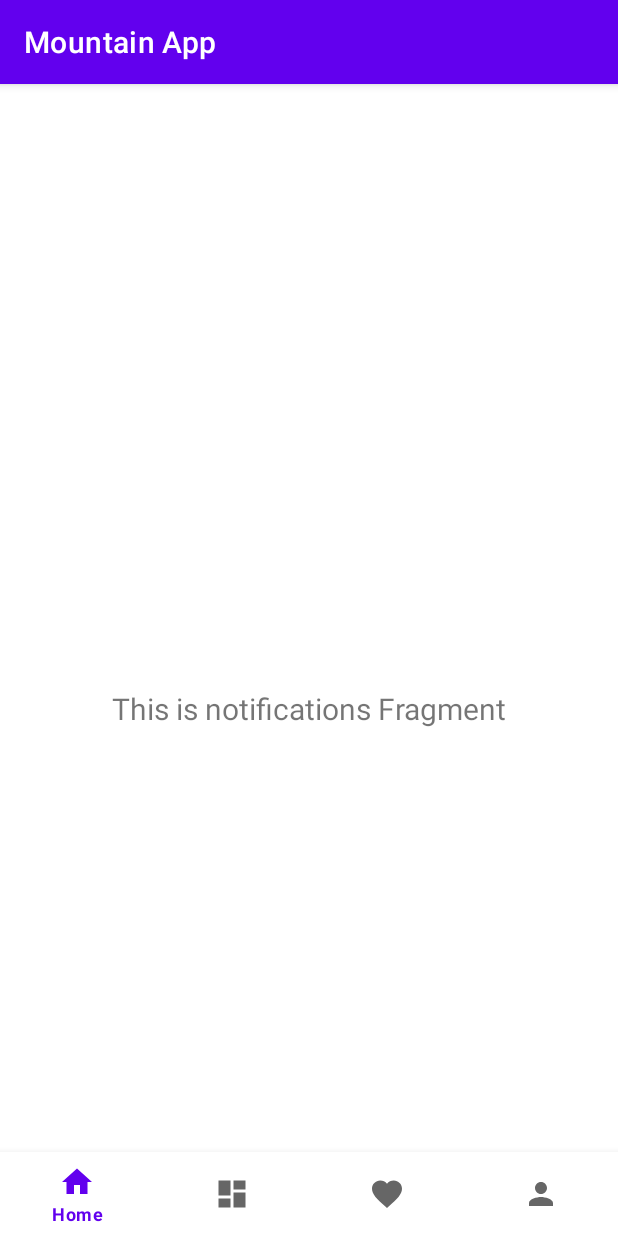
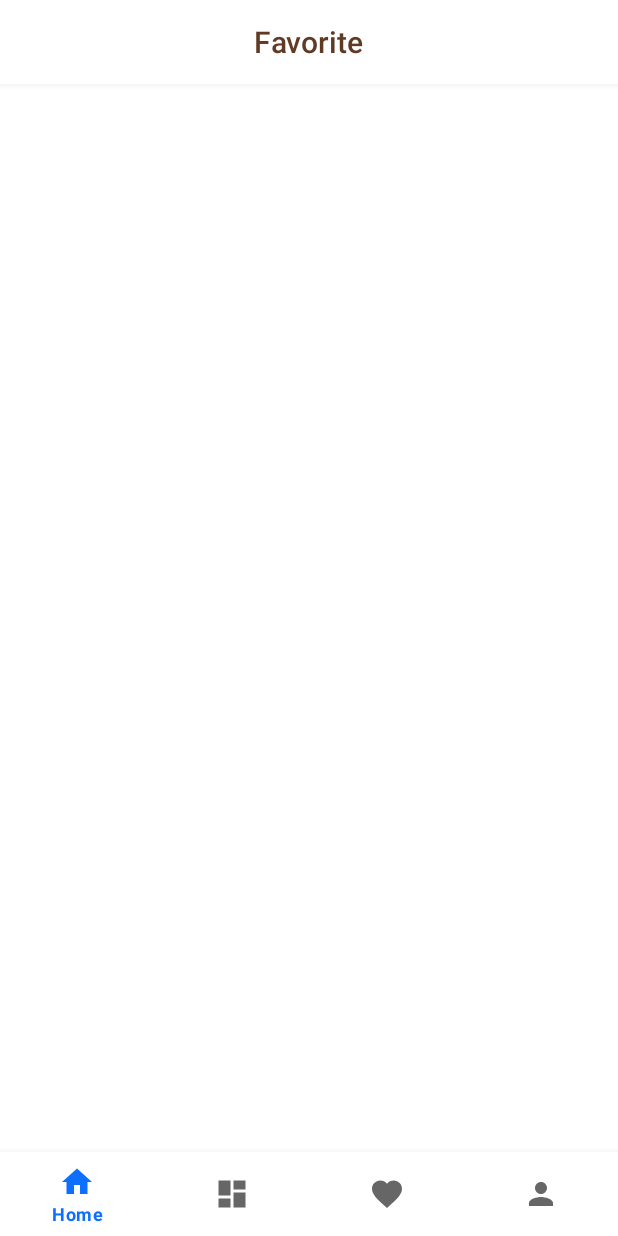
Before and after one commit to fadlinaufal06/Mountain-App, an Android app: the FavoriteFragment screen opened through its navigation route, on a phone screen of 412 x 824 dp. Run offline under Robolectric (Android 15) with nearby library versions, the phone set to English and light mode, and no system bars; our stand-ins replace navigation-ui; 1 statement that could not run was skipped.

Commit message:
Apply Theme, Adding Toolbar

```diff
--- a/app/src/main/java/com/bangkit/mountainapp/ui/favorite/FavoriteFragment.kt
+++ b/app/src/main/java/com/bangkit/mountainapp/ui/favorite/FavoriteFragment.kt
@@ -5,9 +5,11 @@ import android.view.LayoutInflater
 import android.view.View
 import android.view.ViewGroup
 import android.widget.TextView
+import androidx.appcompat.app.AppCompatActivity
 import androidx.fragment.app.Fragment
 import androidx.lifecycle.ViewModelProvider
 import com.bangkit.mountainapp.databinding.FragmentFavoriteBinding
+import java.util.*
 
 
 class FavoriteFragment : Fragment() {
@@ -24,16 +26,23 @@ class FavoriteFragment : Fragment() {
         savedInstanceState: Bundle?
     ): View {
         val notificationsViewModel =
-            ViewModelProvider(this).get(FavoriteViewModel::class.java)
+            ViewModelProvider(this)[FavoriteViewModel::class.java]
 
         _binding = FragmentFavoriteBinding.inflate(inflater, container, false)
         val root: View = binding.root
 
-        val textView: TextView = binding.textNotifications
-        notificationsViewModel.text.observe(viewLifecycleOwner) {
-            textView.text = it
-        }
+
         return root
+    }
+
+    override fun onViewCreated(view: View, savedInstanceState: Bundle?) {
+        super.onViewCreated(view, savedInstanceState)
+        setupView()
+    }
+
+    private fun setupView() {
+
+
     }
 
     override fun onDestroyView() {
--- a/app/src/main/java/com/bangkit/mountainapp/ui/dashboard/FeedViewModel.kt
+++ b/app/src/main/java/com/bangkit/mountainapp/ui/feeds/FeedViewModel.kt
@@ -1,4 +1,4 @@
-package com.bangkit.mountainapp.ui.dashboard
+package com.bangkit.mountainapp.ui.feeds
 
 import androidx.lifecycle.LiveData
 import androidx.lifecycle.MutableLiveData
--- a/app/src/main/java/com/bangkit/mountainapp/ui/mainactivity/MainActivity.kt
+++ b/app/src/main/java/com/bangkit/mountainapp/ui/mainactivity/MainActivity.kt
@@ -3,6 +3,7 @@ package com.bangkit.mountainapp.ui.mainactivity
 import android.content.Context
 import android.content.Intent
 import android.os.Bundle
+import android.view.Window
 import androidx.appcompat.app.AppCompatActivity
 import androidx.datastore.core.DataStore
 import androidx.datastore.preferences.core.Preferences
@@ -29,13 +30,18 @@ class MainActivity : AppCompatActivity() {
 
     override fun onCreate(savedInstanceState: Bundle?) {
         super.onCreate(savedInstanceState)
-
+        setupView()
         binding = ActivityMainBinding.inflate(layoutInflater)
         setContentView(binding.root)
 
         setupViewModel()
         checkIsLogin()
 
+    }
+
+    private fun setupView() {
+        requestWindowFeature(Window.FEATURE_NO_TITLE)
+        supportActionBar?.hide()
     }
 
     private fun setupViewModel() {
--- /dev/null
+++ b/app/src/main/res/drawable/toolbar_dropshadow.xml
@@ -0,0 +1,9 @@
+<?xml version="1.0" encoding="utf-8"?>
+<shape xmlns:android="http://schemas.android.com/apk/res/android"
+    android:shape="rectangle">
+
+    <gradient android:startColor="@android:color/transparent"
+        android:endColor="#F4F4F4"
+        android:angle="90"/>
+
+</shape>
--- a/app/src/main/res/layout/activity_main.xml
+++ b/app/src/main/res/layout/activity_main.xml
@@ -3,8 +3,7 @@
     xmlns:app="http://schemas.android.com/apk/res-auto"
     android:id="@+id/container"
     android:layout_width="match_parent"
-    android:layout_height="match_parent"
-    android:paddingTop="?attr/actionBarSize">
+    android:layout_height="match_parent">
 
     <com.google.android.material.bottomnavigation.BottomNavigationView
         android:id="@+id/nav_view"
--- a/app/src/main/res/layout/fragment_favorite.xml
+++ b/app/src/main/res/layout/fragment_favorite.xml
@@ -6,18 +6,33 @@
     android:layout_height="match_parent"
     tools:context=".ui.favorite.FavoriteFragment">
 
-    <TextView
-        android:id="@+id/text_notifications"
+
+    <androidx.appcompat.widget.Toolbar
+        android:id="@+id/toolbar_feeds"
         android:layout_width="match_parent"
         android:layout_height="wrap_content"
-        android:layout_marginStart="8dp"
-        android:layout_marginTop="8dp"
-        android:layout_marginEnd="8dp"
-        android:textAlignment="center"
-        android:textSize="20sp"
-        android:text="Halaman Favorite"
-        app:layout_constraintBottom_toBottomOf="parent"
+        app:elevation="5dp"
+        android:minHeight="?android:attr/actionBarSize"
         app:layout_constraintEnd_toEndOf="parent"
+        app:layout_constraintHorizontal_bias="1.0"
         app:layout_constraintStart_toStartOf="parent"
-        app:layout_constraintTop_toTopOf="parent" />
+        app:layout_constraintTop_toTopOf="parent">
+
+        <TextView
+            style="@style/TextAppearance.AppCompat.Widget.ActionBar.Title"
+            android:layout_width="wrap_content"
+            android:layout_height="wrap_content"
+            android:layout_gravity="center"
+            android:text="@string/title_favorite"
+            android:textColor="@color/van_dyke_brown"
+            android:textSize="20sp" />
+    </androidx.appcompat.widget.Toolbar>
+
+    <View
+        android:layout_width="match_parent"
+        android:layout_height="4dp"
+        android:background="@drawable/toolbar_dropshadow"
+        app:layout_constraintEnd_toEndOf="@+id/toolbar_feeds"
+        app:layout_constraintStart_toStartOf="@+id/toolbar_feeds"
+        app:layout_constraintTop_toBottomOf="@+id/toolbar_feeds" />
 </androidx.constraintlayout.widget.ConstraintLayout>
--- a/app/src/main/res/navigation/mobile_navigation.xml
+++ b/app/src/main/res/navigation/mobile_navigation.xml
@@ -13,7 +13,7 @@
 
     <fragment
         android:id="@+id/navigation_feeds"
-        android:name="com.bangkit.mountainapp.ui.dashboard.FeedFragment"
+        android:name="com.bangkit.mountainapp.ui.feeds.FeedFragment"
         android:label="@string/title_feeds"
         tools:layout="@layout/fragment_feeds" />
 
--- a/app/src/main/res/values/colors.xml
+++ b/app/src/main/res/values/colors.xml
@@ -16,6 +16,7 @@
     <color name="blue_sky">#CBEAFF</color>
     <color name="pale_cornflower_blue">#A7D4F2</color>
     <color name="aero">#7EB9E5</color>
+    <color name="braindeis_blue">#0D6FFD</color>
     <color name="aquamarine">#7EF5BA</color>
     <color name="ocean_green">#40C88D</color>
     <color name="illuminating_emerald">#2B9F67</color>
--- a/app/src/main/res/values/themes.xml
+++ b/app/src/main/res/values/themes.xml
@@ -2,12 +2,12 @@
     <!-- Base application theme. -->
     <style name="Theme.MountainApp" parent="Theme.MaterialComponents.DayNight.DarkActionBar">
         <!-- Primary brand color. -->
-        <item name="colorPrimary">@color/purple_500</item>
-        <item name="colorPrimaryVariant">@color/purple_700</item>
+        <item name="colorPrimary">@color/braindeis_blue</item>
+        <item name="colorPrimaryVariant">@color/aero</item>
         <item name="colorOnPrimary">@color/white</item>
         <!-- Secondary brand color. -->
-        <item name="colorSecondary">@color/teal_200</item>
-        <item name="colorSecondaryVariant">@color/teal_700</item>
+        <item name="colorSecondary">@color/indian_red</item>
+        <item name="colorSecondaryVariant">@color/bittersweet_shimmer</item>
         <item name="colorOnSecondary">@color/black</item>
         <!-- Status bar color. -->
         <item name="android:statusBarColor" tools:targetApi="l">?attr/colorPrimaryVariant</item>
```
Also changed, not shown: app/src/main/java/com/bangkit/mountainapp/ui/feeds/FeedFragment.kt (renamed from app/src/main/java/com/bangkit/mountainapp/ui/dashboard/FeedFragment.kt, +1 -6 lines), app/src/main/res/layout/fragment_feeds.xml (+24 -10 lines), app/src/main/res/layout/fragment_profile.xml (+28 -0 lines), app/src/main/res/values/strings.xml (+2 -5 lines).
